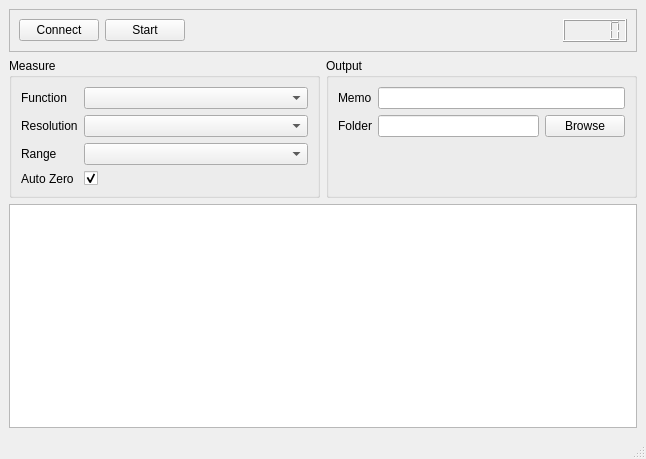
Above: gui/ui/MultimeterMainWindow.ui from Trefoil-Lab/flash-v2 before the change. Below: the same form after it.
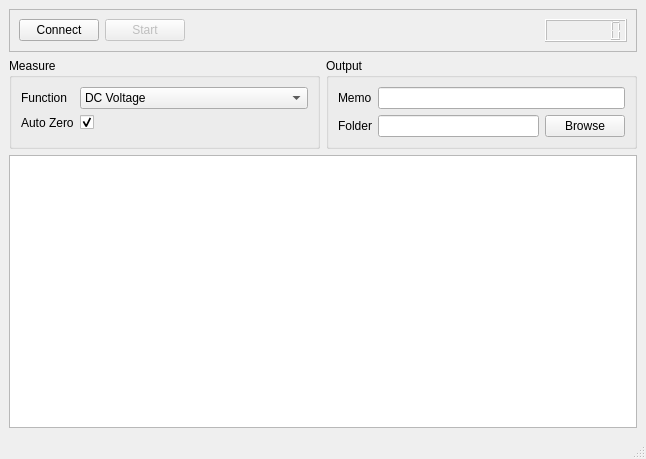
That is the form after the change. Custom widgets are drawn as their Qt base class.

Commit message: complete multimeter

What changed in the file:
```diff
--- a/gui/ui/MultimeterMainWindow.ui
+++ b/gui/ui/MultimeterMainWindow.ui
@@ -33,6 +33,9 @@
        </item>
        <item>
         <widget class="QPushButton" name="startStopPushButton">
+         <property name="enabled">
+          <bool>false</bool>
+         </property>
          <property name="text">
           <string>Start</string>
          </property>
@@ -52,7 +55,20 @@
         </spacer>
        </item>
        <item>
-        <widget class="QLCDNumber" name="lcdNumber"/>
+        <widget class="QLCDNumber" name="lcdNumber">
+         <property name="enabled">
+          <bool>false</bool>
+         </property>
+         <property name="minimumSize">
+          <size>
+           <width>50</width>
+           <height>0</height>
+          </size>
+         </property>
+         <property name="digitCount">
+          <number>7</number>
+         </property>
+        </widget>
        </item>
       </layout>
      </widget>
@@ -73,36 +89,57 @@
           </widget>
          </item>
          <item row="0" column="1">
-          <widget class="QComboBox" name="functionComboBox"/>
+          <widget class="QComboBox" name="functionComboBox">
+           <item>
+            <property name="text">
+             <string>DC Voltage</string>
+            </property>
+           </item>
+           <item>
+            <property name="text">
+             <string>DC Current</string>
+            </property>
+           </item>
+           <item>
+            <property name="text">
+             <string>AC Voltage</string>
+            </property>
+           </item>
+           <item>
+            <property name="text">
+             <string>AC Current</string>
+            </property>
+           </item>
+           <item>
+            <property name="text">
+             <string>Resistance</string>
+            </property>
+           </item>
+           <item>
+            <property name="text">
+             <string>Resistance (4 probe)</string>
+            </property>
+           </item>
+           <item>
+            <property name="text">
+             <string>Frequency</string>
+            </property>
+           </item>
+           <item>
+            <property name="text">
+             <string>Period</string>
+            </property>
+           </item>
+          </widget>
          </item>
          <item row="1" column="0">
-          <widget class="QLabel" name="resolutionLabel">
-           <property name="text">
-            <string>Resolution</string>
-           </property>
-          </widget>
-         </item>
-         <item row="1" column="1">
-          <widget class="QComboBox" name="resolutionComboBox"/>
-         </item>
-         <item row="2" column="0">
-          <widget class="QLabel" name="rangeLabel">
-           <property name="text">
-            <string>Range</string>
-           </property>
-          </widget>
-         </item>
-         <item row="2" column="1">
-          <widget class="QComboBox" name="rangeComboBox"/>
-         </item>
-         <item row="3" column="0">
           <widget class="QLabel" name="autoZeroLabel">
            <property name="text">
             <string>Auto Zero</string>
            </property>
           </widget>
          </item>
-         <item row="3" column="1">
+         <item row="1" column="1">
           <widget class="QCheckBox" name="autoZeroCheckBox">
            <property name="checked">
             <bool>true</bool>
```
Left out of the diff: 4 changed lines with no effect on the pictures. The commit also changes 14 other files.
